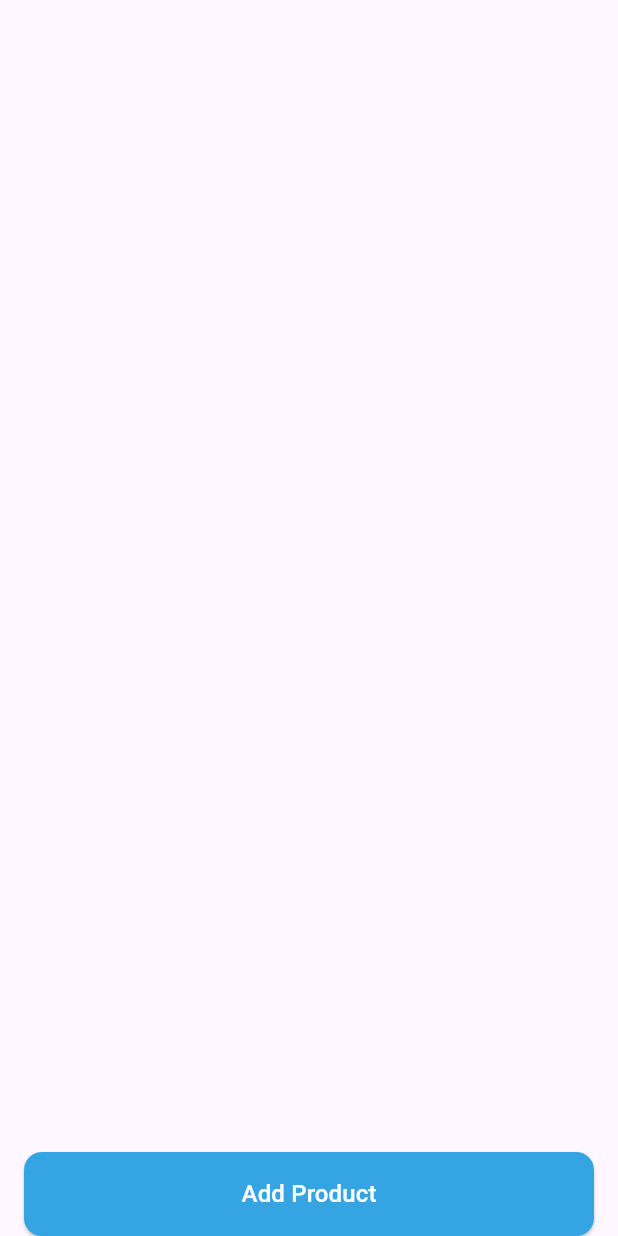
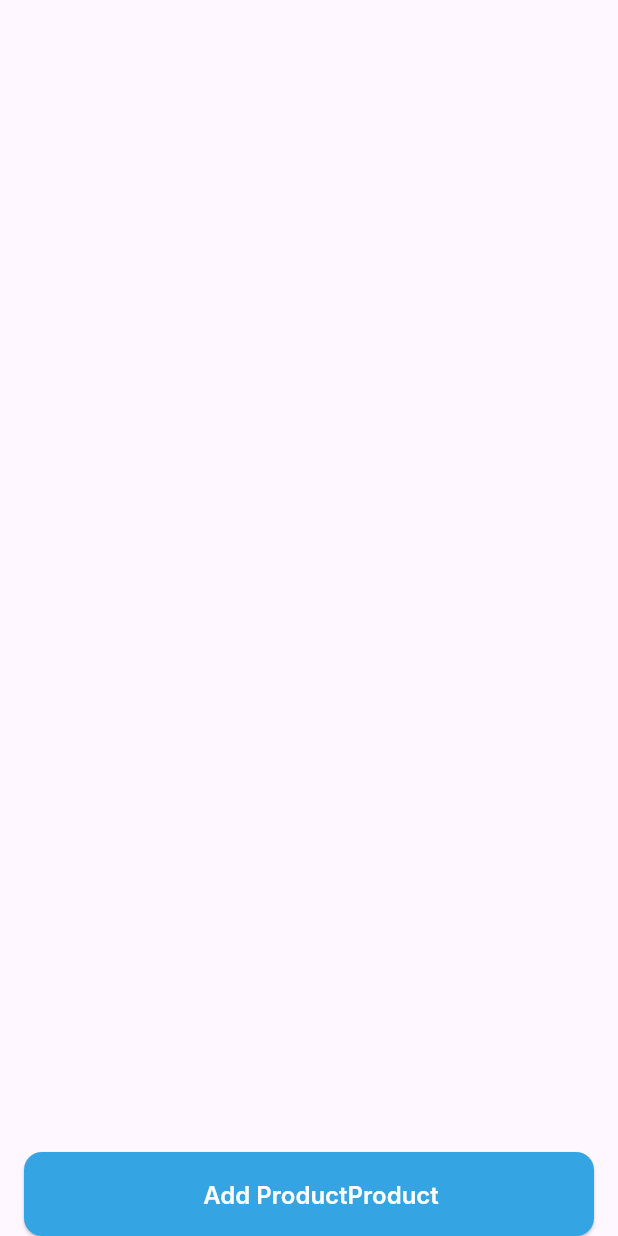
Before and after one commit to damjan-Igrowth/INT-Milan_Zezelj-Shop, a Flutter app: the screen it shows after launch, on a phone screen of 412 x 824 dp. Run offline on Flutter 3.47's test engine with Material 3 defaults, Android fonts, the phone set to English and light mode, and no system bars; Roboto replaces fonts that are missing (Inter).

Commit message:
Fixed all PR comments

```diff
--- a/lib/main.dart
+++ b/lib/main.dart
@@ -1,5 +1,5 @@
 import 'package:flutter/material.dart';
-import 'package:tech_byte/screens/home.dart';
+import 'package:tech_byte/screens/home_screen.dart';
 
 void main() {
   runApp(const MainApp());
--- a/lib/screens/home.dart
+++ b/lib/screens/home_screen.dart
@@ -1,6 +1,6 @@
 import 'package:flutter/material.dart';
 import 'package:tech_byte/utils/constants.dart';
-import 'package:tech_byte/widgets/tb_elevated_button.dart';
+import 'package:tech_byte/widgets/button_widget.dart';
 
 class HomeScreen extends StatefulWidget {
   const HomeScreen({super.key});
@@ -14,17 +14,18 @@ class _HomeScreenState extends State<HomeScreen> {
   Widget build(BuildContext context) {
     return Scaffold(
       body: Container(
-        padding:
-            const EdgeInsets.only(left: kEdgeInsetSize, right: kEdgeInsetSize),
+        padding: EdgeInsets.symmetric(
+          horizontal: TBDimensions.app.screenMarginSize,
+        ),
         child: SafeArea(
           child: Center(
               child: Column(
             mainAxisAlignment: MainAxisAlignment.end,
             children: [
               TBButton(
-                type: TBButtonType.primary,
+                type: TBButtonType.filled,
                 onPressed: () {},
-                text: "Add Product",
+                text: "Add ProductProduct",
               ),
             ],
           )),
--- a/lib/utils/colors.dart
+++ b/lib/utils/colors.dart
@@ -1,6 +1,10 @@
 import 'dart:ui';
 
-const Color tbLightBlue = Color.fromRGBO(52, 164, 227, 1);
-const Color tbLightBlueGrey = Color.fromRGBO(201, 210, 222, 1);
-const Color tbGrey = Color.fromRGBO(123, 130, 138, 1);
-const Color tbButtonBorderColor = Color.fromRGBO(207, 207, 207, 1);
+class TBColor {
+  TBColor._();
+
+  static const lightBlue = Color(0xFF34A4E3);
+  static const lightBlueGrey = Color(0xFFC9D2DE);
+  static const grey = Color(0xFF7B828A);
+  static const buttonBorderColor = Color(0xFFCFCFCF);
+}
--- a/lib/utils/constants.dart
+++ b/lib/utils/constants.dart
@@ -1,5 +1,21 @@
-const double kButtonBorderRadius = 12.0;
-const double kButtonHeight = 56.0;
-const double kEdgeInsetSize = 16.0;
-const double kIconSize = 24.0;
-const double kCircularIndicatorWidth = 2.0;
+class TBDimensions {
+  static TBButtonDimensions button = TBButtonDimensions();
+  static TBAppDimensions app = TBAppDimensions();
+  static TBIconDimensions icon = TBIconDimensions();
+}
+
+class TBButtonDimensions {
+  final borderRadius = 12.0;
+  final height = 56.0;
+  final horizontalPadding = 24.0;
+  final verticalPadding = 8.0;
+}
+
+class TBAppDimensions {
+  final screenMarginSize = 16.0;
+  final circularIndicatorWidth = 2.0;
+}
+
+class TBIconDimensions {
+  final size = 24.0;
+}
--- /dev/null
+++ b/lib/widgets/button_widget.dart
@@ -0,0 +1,95 @@
+import 'package:flutter/material.dart';
+import 'package:tech_byte/utils/colors.dart';
+import 'package:tech_byte/utils/constants.dart';
+
+enum TBButtonType { filled, outlined }
+
+class TBButton extends StatelessWidget {
+  final void Function()? onPressed;
+  final String text;
+  final TBButtonType type;
+  final bool isLoading;
+
+  const TBButton({
+    super.key,
+    this.onPressed,
+    required this.text,
+    required this.type,
+    this.isLoading = false,
+  });
+
+  @override
+  Widget build(BuildContext context) {
+    return ElevatedButton(
+      onPressed: isLoading ? null : onPressed,
+      style: ButtonStyle(
+        padding: MaterialStatePropertyAll(EdgeInsets.only(
+          top: TBDimensions.button.verticalPadding,
+          bottom: TBDimensions.button.verticalPadding,
+          left: TBDimensions.button.horizontalPadding,
+          right: TBDimensions.button.verticalPadding,
+        )),
+        minimumSize: MaterialStatePropertyAll(Size(
+          double.infinity,
+          TBDimensions.button.height,
+        )),
+        backgroundColor: MaterialStateProperty.resolveWith(
+          (states) {
+            if (type == TBButtonType.filled) {
+              if (states.contains(MaterialState.disabled)) {
+                return isLoading ? TBColor.lightBlue : TBColor.lightBlueGrey;
+              }
+              return TBColor.lightBlue;
+            } else {
+              return Colors.white;
+            }
+          },
+        ),
+        textStyle: const MaterialStatePropertyAll(
+          TextStyle(
+            overflow: TextOverflow.ellipsis,
+            fontSize: 16,
+            fontFamily: "Inter",
+            fontWeight: FontWeight.w600,
+          ),
+        ),
+        foregroundColor: MaterialStateProperty.resolveWith(
+          (states) {
+            if (type == TBButtonType.filled) {
+              if (states.contains(MaterialState.disabled)) {
+                return isLoading ? Colors.white : TBColor.grey;
+              }
+              return Colors.white;
+            }
+            return Colors.black;
+          },
+        ),
+        shape: MaterialStatePropertyAll(
+          RoundedRectangleBorder(
+            borderRadius:
+                BorderRadius.circular(TBDimensions.button.borderRadius),
+            side: type == TBButtonType.filled
+                ? BorderSide.none
+                : const BorderSide(
+                    color: TBColor.buttonBorderColor,
+                    width: 1,
+                  ),
+          ),
+        ),
+      ),
+      child: isLoading
+          ? SizedBox(
+              height: TBDimensions.icon.size,
+              width: TBDimensions.icon.size,
+              child: CircularProgressIndicator(
+                color:
+                    type == TBButtonType.filled ? Colors.white : Colors.black,
+                strokeWidth: TBDimensions.app.circularIndicatorWidth,
+              ),
+            )
+          : Text(
+              text,
+            ),
+    );
+  }
+}
--- a/lib/widgets/tb_elevated_button.dart
+++ /dev/null
@@ -1,87 +0,0 @@
-import 'package:flutter/material.dart';
-import 'package:tech_byte/utils/colors.dart';
-import 'package:tech_byte/utils/constants.dart';
-
-enum TBButtonType { primary, secondary }
-
-class TBButton extends StatelessWidget {
-  final void Function() onPressed;
-  final String text;
-  final bool enabled;
-  final TBButtonType type;
-  final bool isLoading;
-
-  const TBButton({
-    super.key,
-    required this.onPressed,
-    required this.text,
-    required this.type,
-    this.enabled = true,
-    this.isLoading = false,
-  });
-
-  @override
-  Widget build(BuildContext context) {
-    return SizedBox(
-      height: kButtonHeight,
-      width: double.infinity,
-      child: ElevatedButton(
-        onPressed: enabled ? onPressed : null,
-        style: ButtonStyle(
-          elevation: type == TBButtonType.primary
-              ? null
-              : const MaterialStatePropertyAll(0),
-          backgroundColor: MaterialStateProperty.resolveWith(
-            (states) {
-              if (type == TBButtonType.primary) {
-                if (states.contains(MaterialState.disabled)) {
-                  return tbLightBlueGrey;
-                }
-                return tbLightBlue;
-              } else {
-                return Colors.white;
-              }
-            },
-          ),
-          foregroundColor: MaterialStateProperty.resolveWith(
-            (states) {
-              if (type == TBButtonType.primary) {
-                if (states.contains(MaterialState.disabled)) {
-                  return tbGrey;
-                }
-                return Colors.white;
-              }
-              return Colors.black;
-            },
-          ),
-          shape: MaterialStatePropertyAll(
-            RoundedRectangleBorder(
-              borderRadius: BorderRadius.circular(kButtonBorderRadius),
-              side: type == TBButtonType.primary
-                  ? BorderSide.none
-                  : const BorderSide(
-                      color: tbButtonBorderColor,
-                      width: 1,
-                    ),
-            ),
-          ),
-        ),
-        child: isLoading
-            ? SizedBox(
-                height: kIconSize,
-                width: kIconSize,
-                child: CircularProgressIndicator(
-                  color: type == TBButtonType.primary
-                      ? Colors.white
-                      : Colors.black,
-                  strokeWidth: kCircularIndicatorWidth,
-                ),
-              )
-            : Text(
-                text,
-                style: const TextStyle(fontSize: 16),
-              ),
-      ),
-    );
-  }
-}
```
Also changed, not shown: pubspec.yaml (+12 -0 lines), assets/fonts/Inter-Bold.ttf (added), assets/fonts/Inter-Medium.ttf (added), assets/fonts/Inter-Regular.ttf (added), assets/fonts/Inter-SemiBold.ttf (added).
